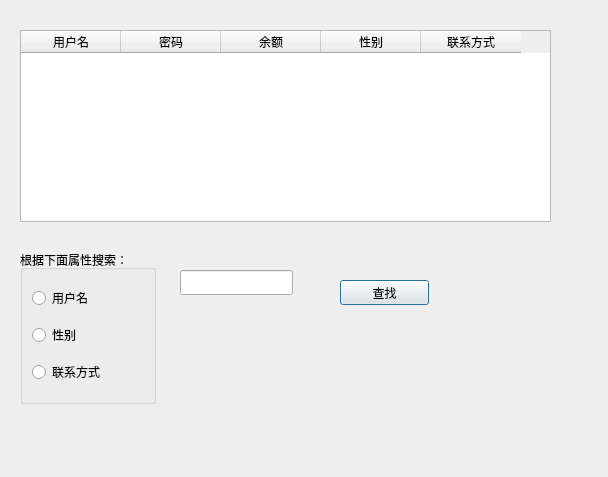
Old version of the form dialog_find_custom.ui in the repository Anthony52233/Qt_mysql_sys.
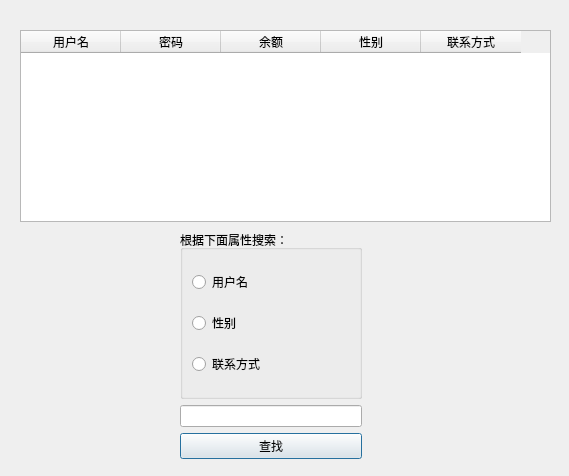
New version of the form.

Commit message: 终于写完了。增加了相机排序功能，美化了界面，用户查看相机时多了排序和查找功能

Diff of the .ui file:
```diff
--- a/dialog_find_custom.ui
+++ b/dialog_find_custom.ui
@@ -6,8 +6,8 @@
    <rect>
     <x>0</x>
     <y>0</y>
-    <width>608</width>
-    <height>477</height>
+    <width>569</width>
+    <height>476</height>
    </rect>
   </property>
   <property name="windowTitle">
@@ -48,38 +48,18 @@
     </property>
    </column>
   </widget>
-  <widget class="QLineEdit" name="lineEdit_find">
+  <widget class="QWidget" name="widget" native="true">
    <property name="geometry">
     <rect>
      <x>180</x>
-     <y>270</y>
-     <width>113</width>
-     <height>25</height>
+     <y>230</y>
+     <width>182</width>
+     <height>229</height>
     </rect>
    </property>
-  </widget>
-  <widget class="QPushButton" name="pushButton_find">
-   <property name="geometry">
-    <rect>
-     <x>340</x>
-     <y>280</y>
-     <width>89</width>
-     <height>25</height>
-    </rect>
-   </property>
-   <property name="text">
-    <string>查找</string>
-   </property>
-  </widget>
+   <layout class="QVBoxLayout" name="verticalLayout">
+    <item>
   <widget class="QGroupBox" name="groupBox">
-   <property name="geometry">
-    <rect>
-     <x>20</x>
-     <y>250</y>
-     <width>136</width>
-     <height>154</height>
-    </rect>
-   </property>
    <property name="title">
     <string>根据下面属性搜索：</string>
    </property>
@@ -102,6 +82,19 @@
      <widget class="QRadioButton" name="radioButton_phone">
       <property name="text">
        <string>联系方式</string>
+         </property>
+        </widget>
+       </item>
+      </layout>
+     </widget>
+    </item>
+    <item>
+     <widget class="QLineEdit" name="lineEdit_find"/>
+    </item>
+    <item>
+     <widget class="QPushButton" name="pushButton_find">
+      <property name="text">
+       <string>查找</string>
       </property>
      </widget>
     </item>
```
Lines whose indentation alone changed are shown as unchanged. The commit also changes 22 other files.
